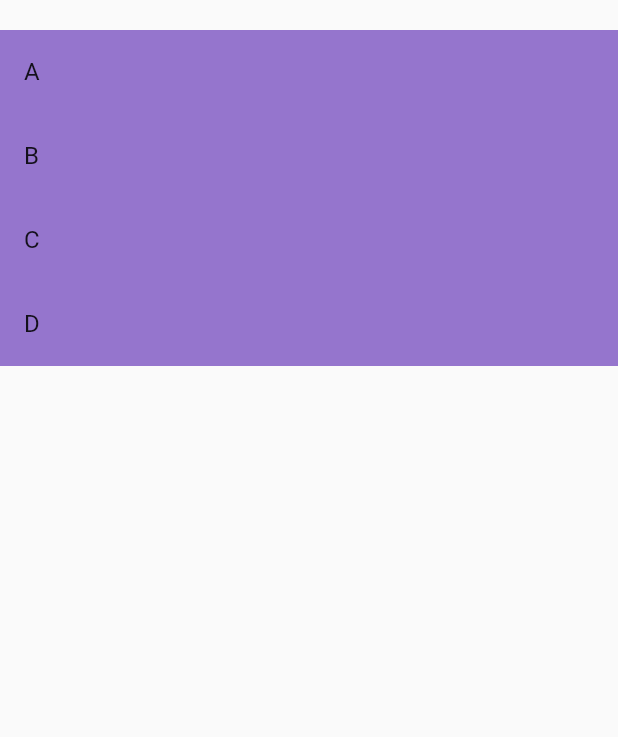
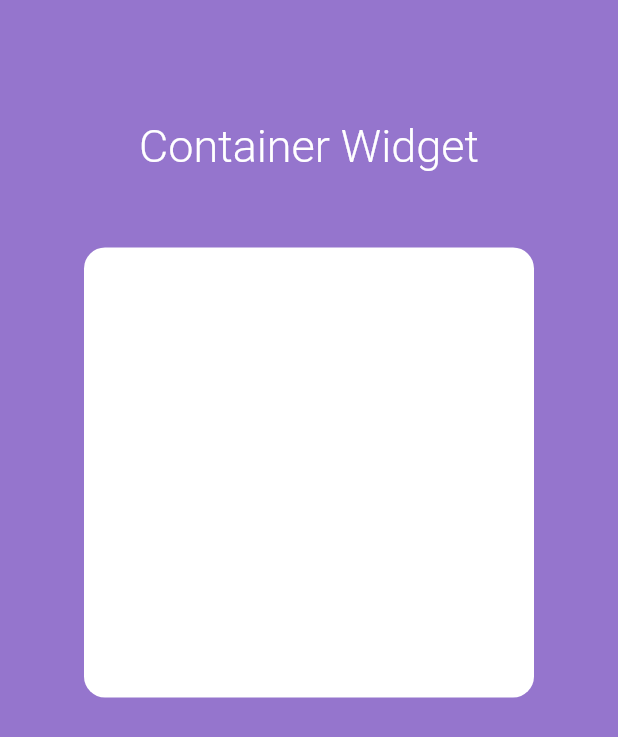
Before and after one commit to Sanchitpoudel/widgets, a Flutter app: the screen it shows after launch, on a phone screen of 412 x 824 dp. Shown: the top 737 px of the screen. Run offline on Flutter 3.47's test engine with Material 2 defaults, Android fonts, the phone set to English and light mode, and no system bars; our stand-ins replace slide_to_act.

Commit message:
combined widgets

```diff
--- /dev/null
+++ b/lib/combinedwidgets.dart
@@ -0,0 +1,56 @@
+// ignore_for_file: prefer_const_constructors
+
+import 'package:flutter/material.dart';
+
+class combinedWidgets extends StatefulWidget {
+  const combinedWidgets({super.key});
+
+  @override
+  State<combinedWidgets> createState() => _combinedWidgetsState();
+}
+
+class _combinedWidgetsState extends State<combinedWidgets> {
+  @override
+  Widget build(BuildContext context) {
+    return PageView(
+      scrollDirection: Axis.vertical,
+      children: [
+        Scaffold(
+          backgroundColor: Colors.deepPurple[300],
+          body: Padding(
+            padding: const EdgeInsets.symmetric(vertical: 30, horizontal: 30),
+            child: Center(
+              child: Column(
+                crossAxisAlignment: CrossAxisAlignment.center,
+                // ignore: prefer_const_literals_to_create_immutables
+                children: [
+                  SizedBox(
+                    height: 50,
+                  ),
+                  Text(
+                    'Container Widget',
+                    style: TextStyle(color: Colors.white, fontSize: 30,fontWeight: FontWeight.w300),
+                  ),
+                  SizedBox(
+                    height: 50,
+                  ),
+                  Container(
+                    height: 300,
+                    width: 300,
+                    decoration: BoxDecoration(
+                      color: Colors.white,
+                      borderRadius: BorderRadius.circular(14),
+                    ),
+                  )
+                ],
+              ),
+            ),
+          ),
+        ),
+        Container(
+          color: Colors.deepPurpleAccent,
+        )
+      ],
+    );
+  }
+}
--- a/lib/main.dart
+++ b/lib/main.dart
@@ -1,6 +1,7 @@
 // ignore_for_file: prefer_const_constructors
 
 import 'package:flutter/material.dart';
+import 'package:widgets/combinedwidgets.dart';
 import 'package:widgets/slider.dart';
 import 'package:widgets/slideto.dart';
 import 'package:widgets/timePicker.dart';
@@ -33,7 +34,7 @@ class MyApp extends StatelessWidget {
     return MaterialApp(
       theme: ThemeData(primarySwatch: Colors.deepPurple),
       debugShowCheckedModeBanner: false,
-      home: drapDropPage(),
+      home: combinedWidgets(),
     );
   }
 }
```
